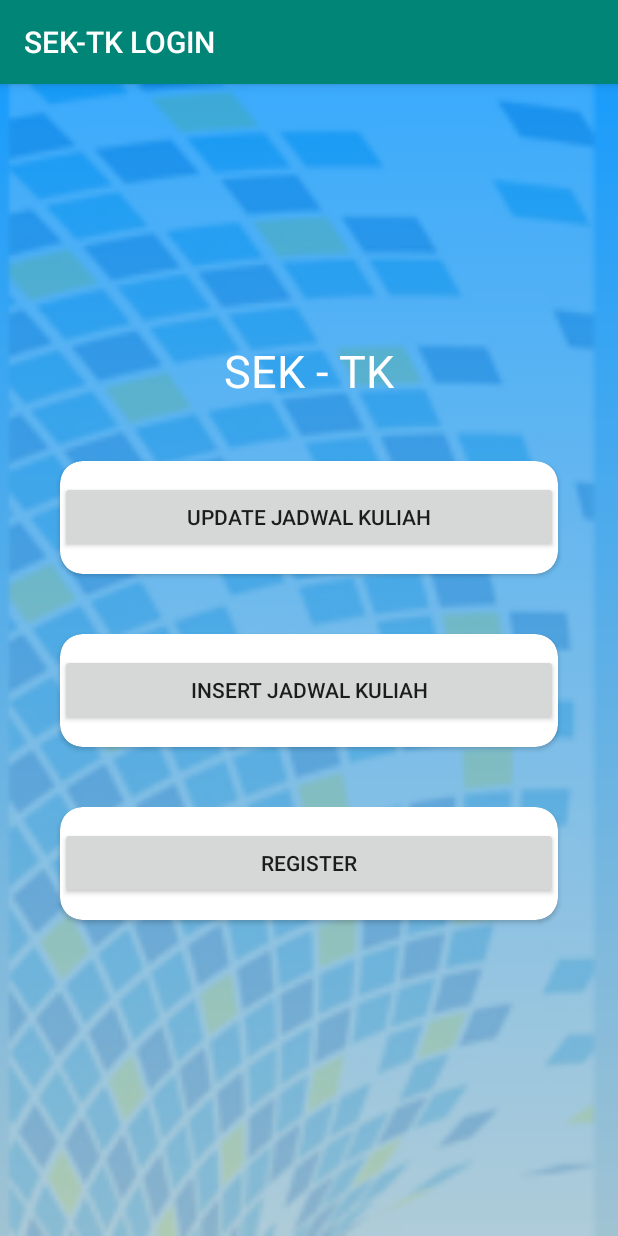
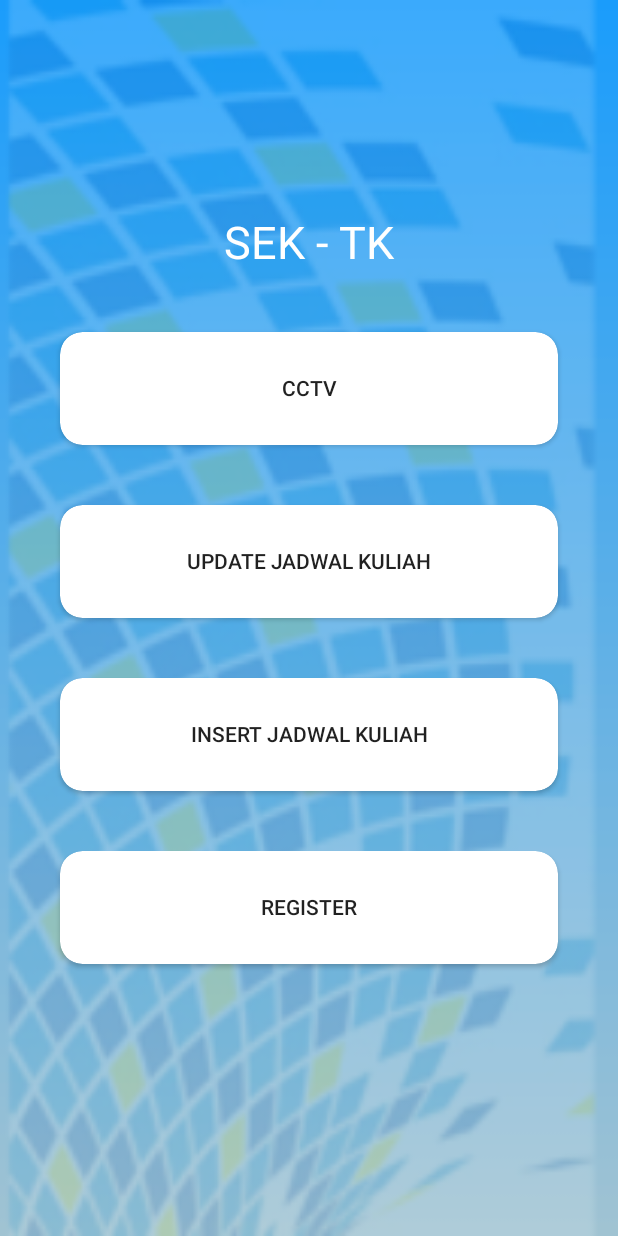
Before and after one commit to ephybobo/SekTK, an Android app: the MainMenuActivity screen opened directly, with no data from a screen before it, on a phone screen of 412 x 824 dp. Run offline under Robolectric (Android 15) with nearby library versions, the phone set to English and light mode, and no system bars.

Commit message:
edit login

```diff
--- a/app/src/main/java/com/example/selvyandywijaya/sek_tk/ClassInsertActivity.java
+++ b/app/src/main/java/com/example/selvyandywijaya/sek_tk/ClassInsertActivity.java
@@ -14,7 +14,7 @@ public class ClassInsertActivity extends AppCompatActivity {
     }
     public void main_menu (View view)
     {
-        Intent intent = new Intent(this, MainMenu.class);
+        Intent intent = new Intent(this, MainMenuActivity.class);
         startActivity(intent);
     }
 }
--- a/app/src/main/java/com/example/selvyandywijaya/sek_tk/ClassUpdatedActivity.java
+++ b/app/src/main/java/com/example/selvyandywijaya/sek_tk/ClassUpdatedActivity.java
@@ -14,7 +14,7 @@ public class ClassUpdatedActivity extends AppCompatActivity {
     }
     public void main_menu (View view)
     {
-        Intent intent = new Intent(this, MainMenu.class);
+        Intent intent = new Intent(this, MainMenuActivity.class);
         startActivity(intent);
     }
 }
--- a/app/src/main/java/com/example/selvyandywijaya/sek_tk/MainMenu.java
+++ b/app/src/main/java/com/example/selvyandywijaya/sek_tk/MainMenuActivity.java
@@ -5,7 +5,7 @@ import android.os.Bundle;
 import android.support.v7.app.AppCompatActivity;
 import android.view.View;
 
-public class MainMenu extends AppCompatActivity {
+public class MainMenuActivity extends AppCompatActivity {
 
     @Override
     protected void onCreate(Bundle savedInstanceState) {
@@ -14,7 +14,7 @@ public class MainMenu extends AppCompatActivity {
     }
     public void register (View view)
     {
-        Intent intent = new Intent(this, Main2Activity.class);
+        Intent intent = new Intent(this, RegisterUserActivity.class);
         startActivity(intent);
     }
     public void update (View view)
@@ -27,4 +27,9 @@ public class MainMenu extends AppCompatActivity {
         Intent intent = new Intent(this, ClassInsertActivity.class);
         startActivity(intent);
     }
+    public void cctv (View view)
+    {
+        Intent intent = new Intent(this, cctvActivity.class);
+        startActivity(intent);
+    }
 }
--- a/app/src/main/java/com/example/selvyandywijaya/sek_tk/Main2Activity.java
+++ b/app/src/main/java/com/example/selvyandywijaya/sek_tk/RegisterUserActivity.java
@@ -3,11 +3,11 @@ package com.example.selvyandywijaya.sek_tk;
 import android.support.v7.app.AppCompatActivity;
 import android.os.Bundle;
 
-public class Main2Activity extends AppCompatActivity {
+public class RegisterUserActivity extends AppCompatActivity {
 
     @Override
     protected void onCreate(Bundle savedInstanceState) {
         super.onCreate(savedInstanceState);
-        setContentView(R.layout.activity_main2);
+        setContentView(R.layout.activity_register_user);
     }
 }
--- a/app/src/main/res/layout/activity_main_menu.xml
+++ b/app/src/main/res/layout/activity_main_menu.xml
@@ -34,6 +34,32 @@
                 android:columnCount="1">
 
                 <android.support.v7.widget.CardView
+                    android:id="@+id/cctv"
+                    android:layout_width="match_parent"
+                    android:layout_height="75dp"
+                    android:layout_margin="20dp"
+                    app:cardBackgroundColor="#ffffff"
+                    app:cardCornerRadius="15dp">
+
+                    <LinearLayout
+                        android:layout_width="match_parent"
+                        android:layout_height="match_parent"
+                        android:gravity="center"
+                        android:orientation="vertical">
+
+                        <Button
+                            android:id="@+id/jdl"
+                            style="@style/Widget.AppCompat.Button.Borderless"
+                            android:layout_width="match_parent"
+                            android:layout_height="wrap_content"
+                            android:onClick="cctv"
+                            android:text="CCTV"
+                            android:textAlignment="center" />
+
+                    </LinearLayout>
+                </android.support.v7.widget.CardView>
+
+                <android.support.v7.widget.CardView
                     android:id="@+id/menu1"
                     android:layout_width="match_parent"
                     android:layout_height="75dp"
@@ -49,10 +75,11 @@
 
                         <Button
                             android:id="@+id/textView"
+                            style="@style/Widget.AppCompat.Button.Borderless"
                             android:layout_width="match_parent"
                             android:layout_height="wrap_content"
+                            android:onClick="update"
                             android:text="Update Jadwal Kuliah"
-                            android:onClick="update"
                             android:textAlignment="center" />
 
                     </LinearLayout>
@@ -74,10 +101,11 @@
 
                         <Button
                             android:id="@+id/judul"
+                            style="@style/Widget.AppCompat.Button.Borderless"
                             android:layout_width="match_parent"
                             android:layout_height="wrap_content"
+                            android:onClick="insert"
                             android:text="Insert Jadwal Kuliah"
-                            android:onClick="insert"
                             android:textAlignment="center" />
 
                     </LinearLayout>
@@ -99,10 +127,11 @@
 
                         <Button
                             android:id="@+id/jdl"
+                            style="@style/Widget.AppCompat.Button.Borderless"
                             android:layout_width="match_parent"
                             android:layout_height="wrap_content"
+                            android:onClick="register"
                             android:text="Register"
-                            android:onClick="register"
                             android:textAlignment="center" />
 
                     </LinearLayout>
--- /dev/null
+++ b/app/src/main/res/values/dimens.xml
@@ -0,0 +1,3 @@
+<resources>
+    <dimen name="fab_margin">16dp</dimen>
+</resources>
--- a/app/src/main/res/values/strings.xml
+++ b/app/src/main/res/values/strings.xml
@@ -1,3 +1,4 @@
 <resources>
     <string name="app_name">Sek-TK</string>
+    <string name="title_activity_cctv">cctvActivity</string>
 </resources>
--- a/app/src/main/res/values/styles.xml
+++ b/app/src/main/res/values/styles.xml
@@ -8,4 +8,13 @@
         <item name="colorAccent">@color/colorAccent</item>
     </style>
 
+    <style name="AppTheme.NoActionBar">
+        <item name="windowActionBar">false</item>
+        <item name="windowNoTitle">true</item>
+    </style>
+
+    <style name="AppTheme.AppBarOverlay" parent="ThemeOverlay.AppCompat.Dark.ActionBar" />
+
+    <style name="AppTheme.PopupOverlay" parent="ThemeOverlay.AppCompat.Light" />
+
 </resources>
--- a/build.gradle
+++ b/build.gradle
@@ -12,6 +12,7 @@ buildscript {
 
         // NOTE: Do not place your application dependencies here; they belong
         // in the individual module build.gradle files
+        classpath 'com.google.gms:google-services:3.1.0'
     }
 }
 
```
Also changed, not shown: app/build.gradle (+11 -5 lines), app/src/main/AndroidManifest.xml (+19 -6 lines), app/src/main/java/com/example/selvyandywijaya/sek_tk/MainActivity.java (+47 -2 lines), app/src/main/java/com/example/selvyandywijaya/sek_tk/cctvActivity.java (added, +140 -0 lines), app/src/main/java/com/example/selvyandywijaya/sek_tk/model/User.java (added, +22 -0 lines), app/src/main/res/layout/activity_cctv.xml (added, +34 -0 lines), app/src/main/res/layout/content_cctv.xml (added, +30 -0 lines), app/src/main/res/layout/activity_register_user.xml (renamed from app/src/main/res/layout/activity_main2.xml).
